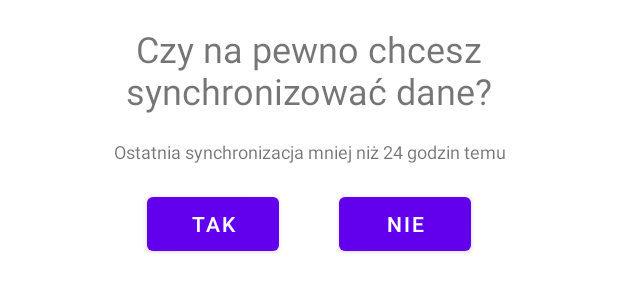
After one commit to marcol13/board-game-geek-ext, an Android app: the layout dialog_time.xml on its own in the app's theme, with its tools: preview values and no code run, on a phone screen of 412 x 824 dp. The commit adds this screen. Shown: the top 300 px of the screen. Run offline under Robolectric (Android 15) with nearby library versions, the phone set to English and light mode, and no system bars.

Commit message:
fix crash bug and add sync dialog

```diff
--- a/app/build.gradle
+++ b/app/build.gradle
@@ -36,6 +36,8 @@ android {
 }
 
 dependencies {
+    implementation 'com.gu.android:toolargetool:0.3.0'
+
     implementation 'androidx.core:core-ktx:1.7.0'
     implementation 'androidx.appcompat:appcompat:1.4.1'
     implementation 'com.google.android.material:material:1.6.0'
--- a/app/src/main/java/com/example/boardgamegeekext/InitialConfiguration.kt
+++ b/app/src/main/java/com/example/boardgamegeekext/InitialConfiguration.kt
@@ -23,6 +23,7 @@ import retrofit2.Callback
 import retrofit2.Response
 import java.net.URL
 import java.time.LocalDateTime
+import com.gu.toolargetool.TooLargeTool;
 
 
 class InitialConfiguration : AppCompatActivity() {
@@ -42,6 +43,8 @@ class InitialConfiguration : AppCompatActivity() {
         registerInWebsite = findViewById(R.id.go_to_website_initial_button)
         nicknameEdit = findViewById(R.id.nick_name_initial_edit)
         progressBar = findViewById(R.id.initial_progress_bar)
+
+        TooLargeTool.startLogging(application);
 
         val flag = intent.getStringExtra("ERASE_DATA")
         if (!flag.equals("true")) {
@@ -120,7 +123,7 @@ class InitialConfiguration : AppCompatActivity() {
                     flag = true
 
                 } catch (e: Exception) {
-                    delay(3_000)
+                    delay(10_000)
                     Log.d("DUPA2", e.stackTraceToString())
                     getDetailedData(id)
                 }
--- a/app/src/main/java/com/example/boardgamegeekext/ListFragment.kt
+++ b/app/src/main/java/com/example/boardgamegeekext/ListFragment.kt
@@ -62,6 +62,8 @@ class ListFragment : Fragment() {
                 displayedGames = games.filter { !it.isExtension } as ArrayList<DatabaseHelper.GameListResponse>
             }
 
+            Log.d("SSSSSSSSSSSS", "LOL")
+
             displayGames(ll)
         }
 
@@ -83,6 +85,7 @@ class ListFragment : Fragment() {
             }
 
             override fun onItemSelected(parent: AdapterView<*>?, view: View?, position: Int, id: Long) {
+                Log.d("ZZZZZZZZZZZ", "LOL")
                 when(position){
                     0 -> displayedGames.sortWith(compareBy{ it.title })
                     1 -> displayedGames.sortWith(compareBy{ it.rank })
--- /dev/null
+++ b/app/src/main/res/layout/dialog_time.xml
@@ -0,0 +1,46 @@
+<?xml version="1.0" encoding="utf-8"?>
+<LinearLayout xmlns:android="http://schemas.android.com/apk/res/android"
+    android:layout_width="match_parent"
+    android:layout_height="wrap_content"
+    android:layout_margin="16dp"
+    android:orientation="vertical">
+
+    <TextView
+        android:layout_width="match_parent"
+        android:layout_height="match_parent"
+        android:textSize="24sp"
+        android:layout_marginBottom="16dp"
+        android:textAlignment="center"
+        android:text="Czy na pewno chcesz synchronizować dane?"/>
+
+    <TextView
+        android:layout_width="match_parent"
+        android:layout_height="match_parent"
+        android:textSize="12sp"
+        android:layout_marginBottom="16dp"
+        android:textAlignment="center"
+        android:text="Ostatnia synchronizacja mniej niż 24 godzin temu"/>
+
+
+    <LinearLayout
+        android:layout_width="match_parent"
+        android:layout_height="wrap_content"
+        android:orientation="horizontal"
+        android:gravity="center">
+
+        <Button
+            android:id="@+id/time_yes"
+            android:layout_width= "wrap_content"
+            android:layout_height="wrap_content"
+            android:layout_marginHorizontal="20dp"
+            android:text="Tak"/>
+
+        <Button
+            android:id="@+id/time_no"
+            android:layout_width= "wrap_content"
+            android:layout_height="wrap_content"
+            android:layout_marginHorizontal="20dp"
+            android:text="Nie"/>
+
+    </LinearLayout>
+</LinearLayout>
```
Also changed, not shown: app/src/main/java/com/example/boardgamegeekext/HistoryActivity.kt (+17 -6 lines), app/src/main/java/com/example/boardgamegeekext/ListItemFragment.kt (+6 -2 lines), app/src/main/java/com/example/boardgamegeekext/MainActivity.kt (+21 -10 lines), app/src/main/java/com/example/boardgamegeekext/SettingsFragment.kt (+42 -7 lines).
